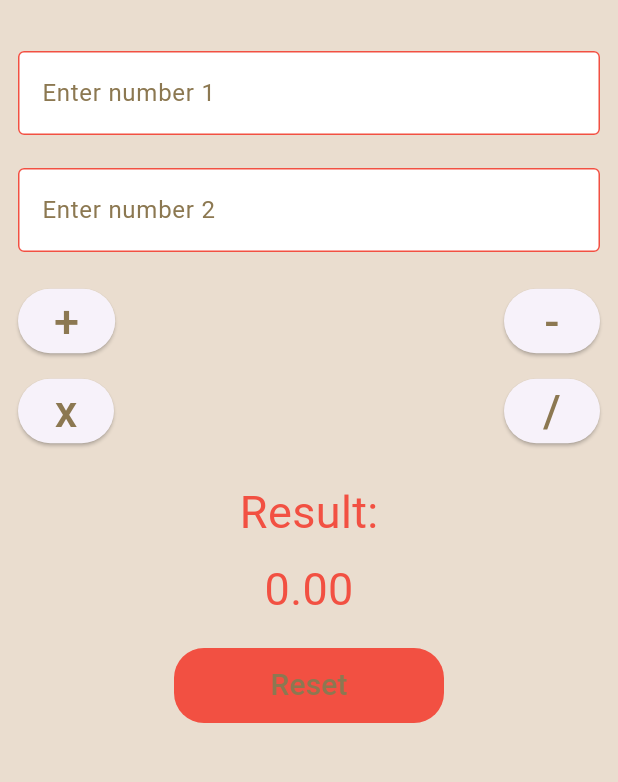
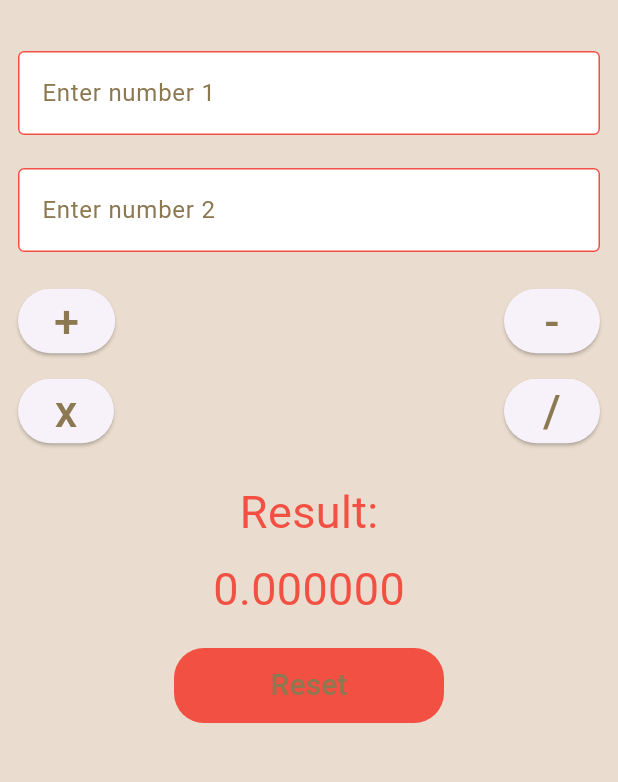
Before and after one commit to yyBasiony/calculator, a Flutter app: the screen it shows after launch, after a tap on an icon or button, on a phone screen of 412 x 824 dp, the part 84-866 px from its top. Run offline on Flutter 3.47's test engine with Material 3 defaults, Android fonts, the phone set to English and light mode, and no system bars.

Commit message:
add some commit

```diff
--- a/lib/home_page.dart
+++ b/lib/home_page.dart
@@ -11,15 +11,16 @@ class HomePage extends StatefulWidget {
 }
 
 class _HomePageState extends State<HomePage> {
-  final TextEditingController con1 = TextEditingController();
+  final TextEditingController con1 = TextEditingController();//للتحكم في المدخلات
   final TextEditingController con2 = TextEditingController();
   String result = "0.0";
 
   void calculate(String operation) {
-    double num1 = double.tryParse(con1.text) ?? 0;
+    double num1 = double.tryParse(con1.text) ?? 0;//برجع ليهم القيمة بتاعتهم اللي هي double
     double num2 = double.tryParse(con2.text) ?? 0;
 
     double calcResult;
+    //swithch expection
     try {
       switch (operation) {
         case '+':
@@ -38,7 +39,7 @@ class _HomePageState extends State<HomePage> {
           calcResult = 0;
       }
       setState(() {
-        result = calcResult.toStringAsFixed(2); // عرض رقمين بعد العلامة العشرية
+        result = calcResult.toStringAsFixed(6); // عرض ست ارقام  بعد العلامة العشرية
       });
     } catch (e) {
       setState(() {
```
